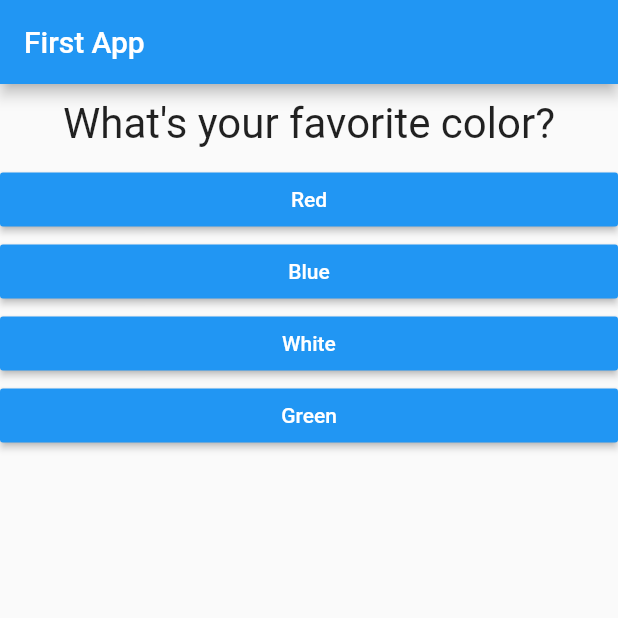
After one commit to mik237/sample_flutter_app, a Flutter app: the screen it shows after launch, on a phone screen of 412 x 824 dp, the top half of it. The commit adds this screen. Run offline on Flutter 3.47's test engine with Material 2 defaults, Android fonts, the phone set to English and light mode, and no system bars.

Commit message:
Quiz & Result widgets introduced. Code split into widgets.

```diff
--- a/lib/main.dart
+++ b/lib/main.dart
@@ -1,5 +1,7 @@
 import 'package:flutter/material.dart';
 import 'package:flutter_app/answer.dart';
+import 'package:flutter_app/quiz.dart';
+import 'package:flutter_app/result.dart';
 
 import './question.dart';
 
@@ -57,28 +59,12 @@ class _MyAppState extends State<MyApp> {
           title: Text("First App"),
         ),
         body: _questionIndex < questions.length
-            ? Column(
-                children: [
-                  Question(
-                    questions[_questionIndex]['questionText'] as String,
-                  ),
-                  ...(questions[_questionIndex]['answers'] as List<
-                          String>) // ... operator will extract items from nested list
-                      //     and insert in outer list to make a plan list.
-                      .map(
-                        (answer) => Answer(
-                          answerQuestions,
-                          answer,
-                        ),
-                      )
-                      .toList(),
-                ],
+            ? Quiz(
+                questions: questions,
+                questionIndex: _questionIndex,
+                answerQuestions: answerQuestions,
               )
-            : Center(
-                child: Text(
-                  'You did it!',
-                ),
-              ),
+            : Result(),
       ),
     );
   }
--- /dev/null
+++ b/lib/quiz.dart
@@ -0,0 +1,35 @@
+import 'package:flutter/material.dart';
+
+import 'answer.dart';
+import 'question.dart';
+
+
+class Quiz extends StatelessWidget {
+
+  final List<Map<String, Object>> questions;
+  final int questionIndex;
+  final VoidCallback answerQuestions;
+
+  Quiz({required this.questions, required this.questionIndex, required this.answerQuestions});
+
+  @override
+  Widget build(BuildContext context) {
+    return Column(
+                children: [
+                  Question(
+                    questions[questionIndex]['questionText'] as String,
+                  ),
+                  ...(questions[questionIndex]['answers'] as List<
+                          String>) // ... operator will extract items from nested list
+                      //     and insert in outer list to make a plan list.
+                      .map(
+                        (answer) => Answer(
+                          answerQuestions,
+                          answer,
+                        ),
+                      )
+                      .toList(),
+                ],
+              );
+  }
+}
```
Also changed, not shown: lib/result.dart (added, +12 -0 lines).
